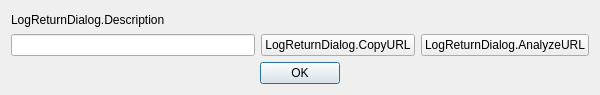
First picture: the form in src/prism-live-studio/PRISMLiveStudio/obs-ui/forms/OBSLogReply.ui, repository naver/prism-live-studio, before the edit.
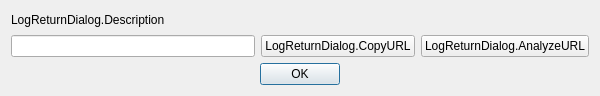
Second picture: the form after the edit.

```diff
--- a/src/prism-live-studio/PRISMLiveStudio/obs-ui/forms/OBSLogReply.ui
+++ b/src/prism-live-studio/PRISMLiveStudio/obs-ui/forms/OBSLogReply.ui
@@ -7,7 +7,7 @@
     <x>0</x>
     <y>0</y>
     <width>600</width>
-    <height>95</height>
+    <height>96</height>
    </rect>
   </property>
   <property name="windowTitle">
```
